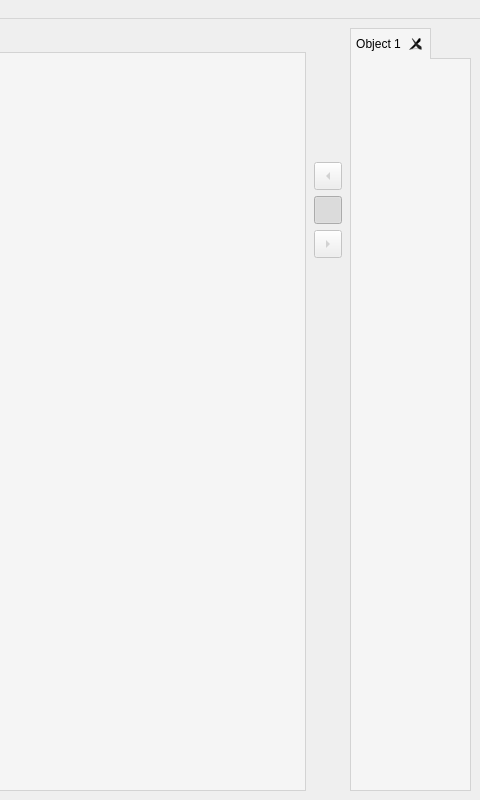
Qt form editor_app/gui/main_window.ui (danielmeinert/objectcreator) before a commit; both pictures show x 920 to 1400 and y 0 to 800 of the 1400 by 800 pixel window.
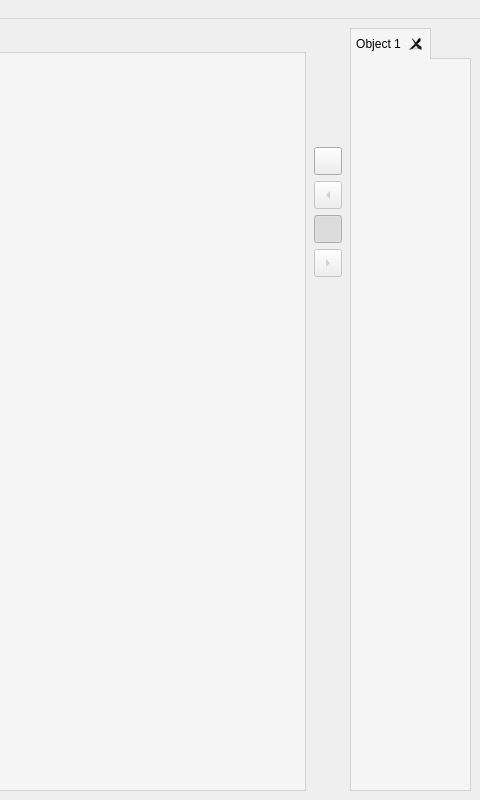
The same form after that commit.

Commit message: added pull to new button

Diff of the .ui file:
```diff
--- a/editor_app/gui/main_window.ui
+++ b/editor_app/gui/main_window.ui
@@ -147,11 +147,42 @@
          <property name="sizeHint" stdset="0">
           <size>
            <width>24</width>
-           <height>125</height>
+           <height>110</height>
           </size>
          </property>
         </spacer>
        </item>
+       <item>
+        <widget class="QToolButton" name="toolButton_pull_new">
+         <property name="enabled">
+          <bool>true</bool>
+         </property>
+         <property name="minimumSize">
+          <size>
+           <width>28</width>
+           <height>28</height>
+          </size>
+         </property>
+         <property name="focusPolicy">
+          <enum>Qt::NoFocus</enum>
+         </property>
+         <property name="toolTip">
+          <string>Pull current object's view to a new sprite tab.</string>
+         </property>
+         <property name="text">
+          <string/>
+         </property>
+         <property name="checkable">
+          <bool>false</bool>
+         </property>
+         <property name="checked">
+          <bool>false</bool>
+         </property>
+         <property name="arrowType">
+          <enum>Qt::NoArrow</enum>
+         </property>
+        </widget>
+       </item>
        <item alignment="Qt::AlignHCenter">
         <widget class="QToolButton" name="toolButton_pullSprite">
          <property name="enabled">
```
The commit also changes 4 other files.
